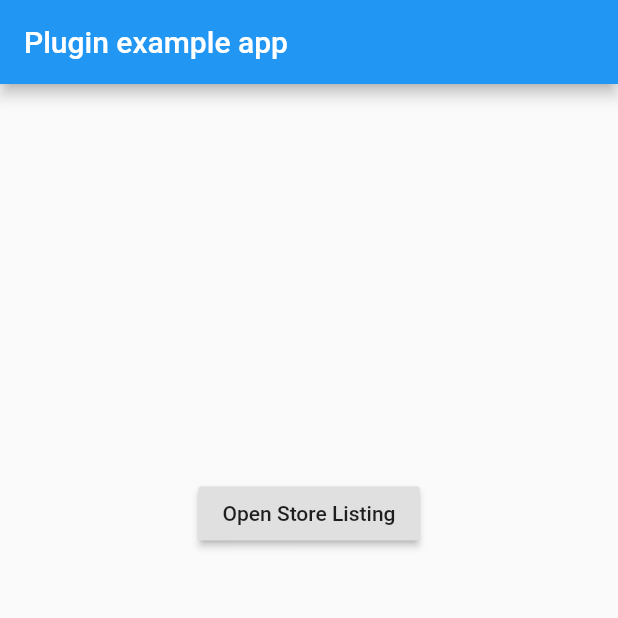
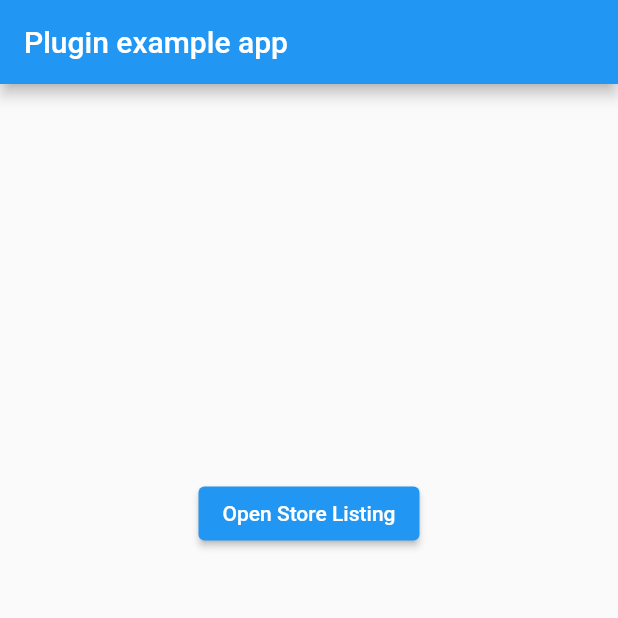
Before and after one commit to hpoul/flutter_store_listing, a Flutter app: the screen it shows after launch, on a phone screen of 412 x 824 dp, the top half of it. Run offline on Flutter 3.47's test engine with Material 2 defaults, Android fonts, the phone set to English and light mode, and no system bars; our stand-ins replace package_info; missing offline and left inert: logging_appenders.

```diff
--- a/example/lib/main.dart
+++ b/example/lib/main.dart
@@ -49,13 +49,13 @@ class _MyAppState extends State<MyApp> {
             crossAxisAlignment: CrossAxisAlignment.center,
             children: <Widget>[
               Text(_appId),
-              RaisedButton(
+              ElevatedButton(
                   child: const Text('Open Store Listing'),
                   onPressed: () async {
                     await _fsl.launchStoreListing();
                   }),
               if (_requestReviewSupported)
-                RaisedButton(
+                ElevatedButton(
                     child: const Text('Request Review'),
                     onPressed: () async {
                       await _fsl.launchRequestReview(onlyNative: true);
--- a/lib/flutter_store_listing.dart
+++ b/lib/flutter_store_listing.dart
@@ -132,8 +132,8 @@ class FlutterStoreListing {
     }
     final packageName = await _getPackageName();
     try {
-      final response = await http
-          .get('http://itunes.apple.com/lookup?bundleId=$packageName');
+      final response = await http.get(
+          Uri.parse('http://itunes.apple.com/lookup?bundleId=$packageName'));
       final responseJson = json.decode(response.body) as Map<String, dynamic>;
       final results = responseJson['results'] as List;
       if (results.isEmpty) {
```
Also changed, not shown: pubspec.yaml (+5 -5 lines), example/pubspec.lock, pubspec.lock.
